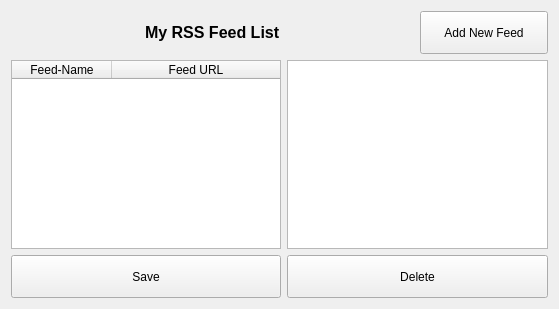
First picture: the form in ui/rss-list.ui, repository berndhs/arado, before the edit.
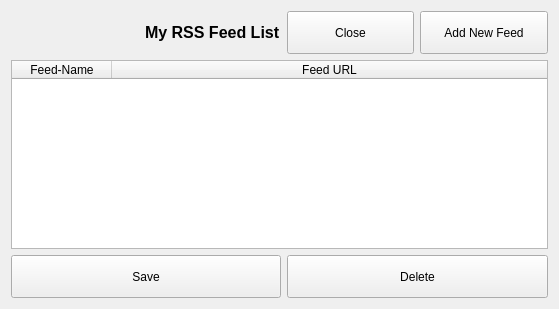
Second picture: the form after the edit. Icons and pictures are not drawn.

Commit message: close button, cosmetics

Patch:
```diff
--- a/ui/rss-list.ui
+++ b/ui/rss-list.ui
@@ -18,7 +18,7 @@
     <normaloff>:/arado-logo-colo-128.png</normaloff>:/arado-logo-colo-128.png</iconset>
   </property>
   <layout class="QGridLayout" name="gridLayout">
-   <item row="6" column="0" colspan="2">
+   <item row="6" column="0" colspan="4">
     <widget class="QTableWidget" name="feedTable">
      <property name="styleSheet">
       <string notr="true"/>
@@ -156,8 +156,18 @@
      </property>
     </widget>
    </item>
-   <item row="6" column="2" colspan="2">
-    <widget class="QTableWidget" name="tableWidget"/>
+   <item row="1" column="2">
+    <widget class="QPushButton" name="closeButton2">
+     <property name="minimumSize">
+      <size>
+       <width>0</width>
+       <height>43</height>
+      </size>
+     </property>
+     <property name="text">
+      <string>Close</string>
+     </property>
+    </widget>
    </item>
   </layout>
  </widget>
```
Left out of the diff: 10 changed lines with no effect on the pictures. The commit also changes 3 other files.
